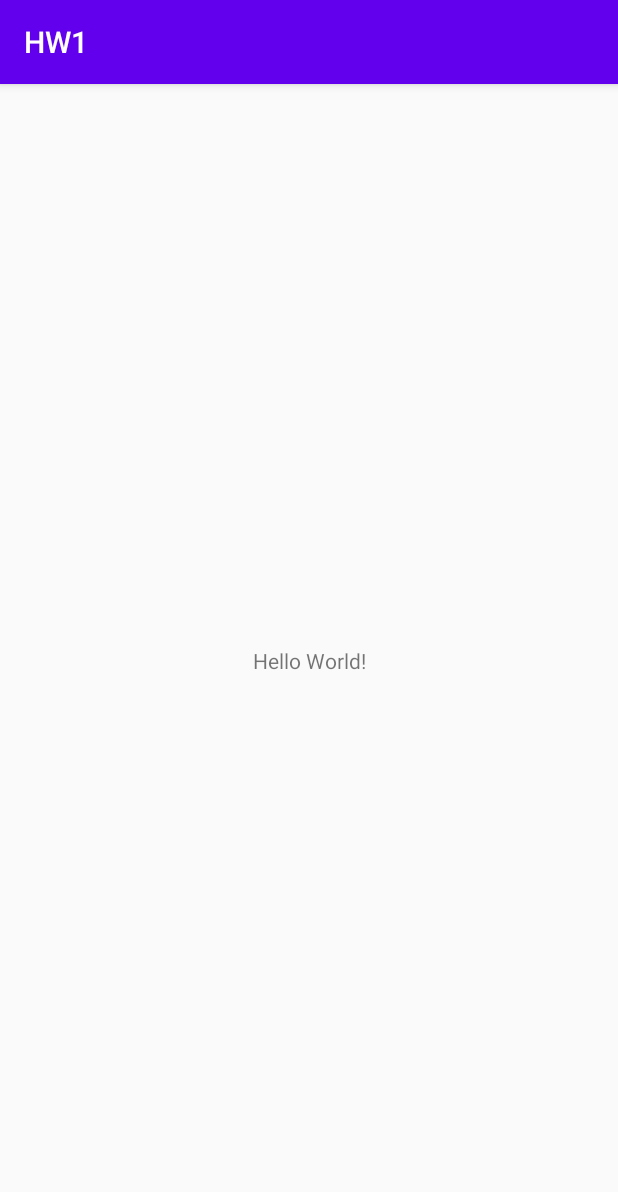
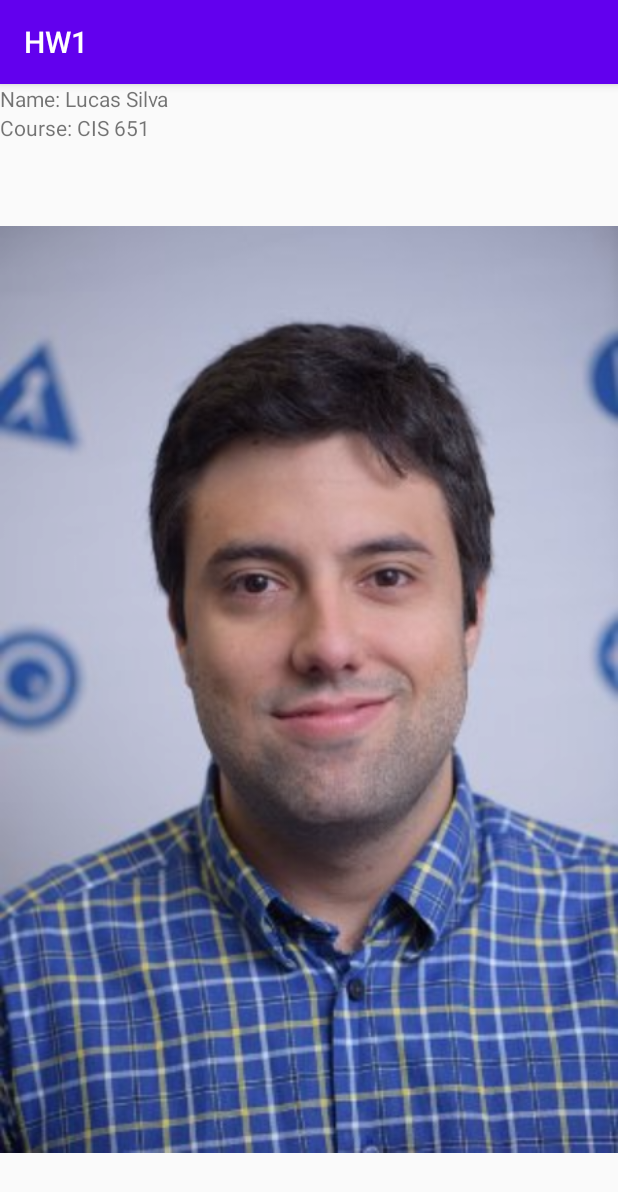
Before and after one commit to lucassimaoo/cis651-hw1, an Android app: the screen it shows after launch (MainActivity), on a phone screen of 412 x 824 dp. Shown: the top 1192 px of the screen. Run offline under Robolectric (Android 15) with nearby library versions, the phone set to English and light mode, and no system bars.

Commit message:
adding main layout basic info

```diff
--- a/app/app/src/main/res/layout/activity_main.xml
+++ b/app/app/src/main/res/layout/activity_main.xml
@@ -6,13 +6,28 @@
     android:layout_height="match_parent"
     tools:context=".MainActivity">
 
-    <TextView
-        android:layout_width="wrap_content"
-        android:layout_height="wrap_content"
-        android:text="Hello World!"
-        app:layout_constraintBottom_toBottomOf="parent"
-        app:layout_constraintLeft_toLeftOf="parent"
-        app:layout_constraintRight_toRightOf="parent"
-        app:layout_constraintTop_toTopOf="parent" />
+    <LinearLayout
+        android:layout_width="match_parent"
+        android:layout_height="match_parent" android:orientation="vertical">
+
+        <TextView
+            android:layout_width="wrap_content"
+            android:layout_height="wrap_content"
+            android:text="Name: Lucas Silva"/>
+
+        <TextView
+            android:layout_width="wrap_content"
+            android:layout_height="wrap_content"
+            android:text="Course: CIS 651"/>
+
+
+        <android.support.v7.widget.AppCompatImageView
+            android:layout_width="match_parent"
+            android:layout_height="match_parent"
+            android:src="@drawable/me_pic"/>
+
+
+    </LinearLayout>
+
 
 </android.support.constraint.ConstraintLayout>
```
Also changed, not shown: app/app/src/main/res/drawable/me_pic.png (added).
